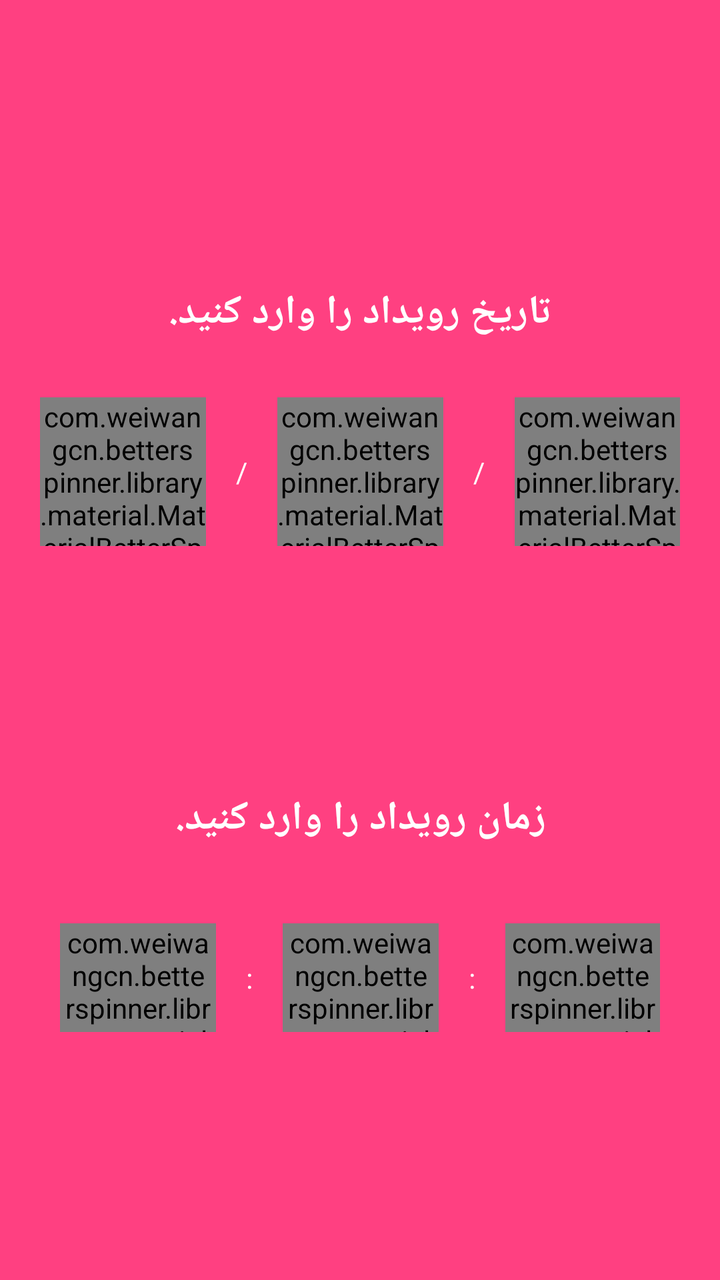
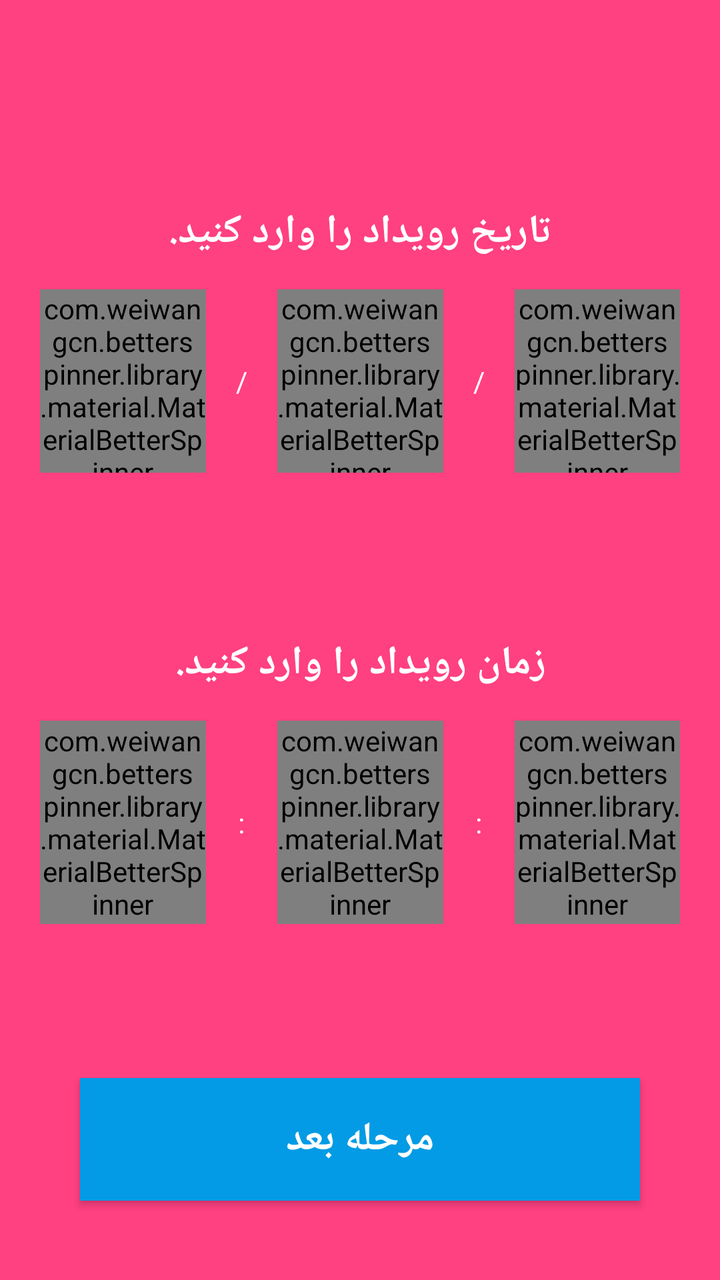

Two renders of the same Android screen: before a commit and after it. Below are the layout's source before the change and the commit's diff.
<!-- AndroidManifest.xml: application theme AppTheme -->
<!-- res/layout/activity_time_date.xml -->
<?xml version="1.0" encoding="utf-8"?>
<RelativeLayout xmlns:android="http://schemas.android.com/apk/res/android"
    xmlns:app="http://schemas.android.com/apk/res-auto"
    xmlns:tools="http://schemas.android.com/tools"
    android:layout_width="match_parent"
    android:layout_height="match_parent"
    android:background="@color/colorAccent"
    android:paddingTop="10dp"
    tools:context=".Report.ActivityTimeDate">

    <LinearLayout
        android:layout_width="match_parent"
        android:layout_height="match_parent"
        android:layout_margin="20dp"
        android:orientation="vertical">
        <TextView
            android:id="@+id/b11"
            android:layout_width="match_parent"
            android:layout_height="match_parent"
            android:layout_below="@+id/ivAttachment"
            android:layout_centerHorizontal="true"
            android:layout_weight="1.2"
            android:gravity="center"
            android:textColor="#fff" />

        <TextView
            android:id="@+id/b1"
            android:layout_width="match_parent"
            android:layout_height="match_parent"
            android:layout_below="@+id/ivAttachment"
            android:layout_centerHorizontal="true"
            android:layout_weight="1.2"
            android:gravity="center"
            android:text="تاریخ رویداد را وارد کنید."
            android:textColor="#fff"
            android:textSize="20dp"
            android:textStyle="bold" />

        <LinearLayout
            android:layout_width="match_parent"
            android:layout_height="match_parent"
            android:layout_weight="1.2"
            android:orientation="horizontal"
            android:paddingBottom="10dp">

            <com.weiwangcn.betterspinner.library.material.MaterialBetterSpinner
                android:id="@+id/year_spinner"
                android:layout_width="match_parent"
                android:layout_height="match_parent"
                android:layout_weight="1"
                android:gravity="center"
                android:hint="سال"
                android:textColor="#ffff"
                android:textColorHighlight="#ffff"
                android:textColorHint="#CFD8DC"
                app:met_floatingLabel="normal" />

            <TextView
                android:id="@+id/blank1"
                android:layout_width="match_parent"
                android:layout_height="match_parent"
                android:layout_below="@+id/ivAttachment"
                android:layout_centerHorizontal="true"
                android:layout_weight="1.2"
                android:gravity="center"
                android:text="/"
                android:textColor="#fff" />

            <com.weiwangcn.betterspinner.library.material.MaterialBetterSpinner
                android:id="@+id/mounth_spinner"
                android:layout_width="match_parent"
                android:layout_height="match_parent"
                android:layout_weight="1"
                android:gravity="center"
                android:hint="ماه"
                android:textColor="#ffff"
                android:textColorHighlight="#ffff"
                android:textColorHint="#CFD8DC"
                app:met_floatingLabel="normal" />

            <TextView
                android:id="@+id/blank2"
                android:layout_width="match_parent"
                android:layout_height="match_parent"
                android:layout_below="@+id/ivAttachment"
                android:layout_centerHorizontal="true"
                android:layout_weight="1.2"
                android:gravity="center"
                android:text="/"
                android:textColor="#fff" />

            <com.weiwangcn.betterspinner.library.material.MaterialBetterSpinner
                android:id="@+id/day_spinner"
                android:layout_width="match_parent"
                android:layout_height="match_parent"
                android:layout_weight="1"
                android:gravity="center"
                android:hint=" روز"
                android:textColor="#ffff"
                android:textColorHighlight="#ffff"
                android:textColorHint="#CFD8DC"
                app:met_floatingLabel="normal" />
        </LinearLayout>

        <TextView
            android:id="@+id/b22"
            android:layout_width="match_parent"
            android:layout_height="match_parent"
            android:layout_below="@+id/ivAttachment"
            android:layout_centerHorizontal="true"
            android:layout_weight="1.2"
            android:gravity="center"
            android:textColor="#fff" />

        <TextView
            android:id="@+id/b2"
            android:layout_width="match_parent"
            android:layout_height="match_parent"
            android:layout_below="@+id/ivAttachment"
            android:layout_centerHorizontal="true"
            android:layout_weight="1.2"
            android:gravity="center"
            android:text="زمان رویداد را وارد کنید."
            android:textColor="#fff"
            android:textSize="20dp"
            android:textStyle="bold" />


        <LinearLayout
            android:layout_width="match_parent"
            android:layout_height="match_parent"
            android:layout_margin="10dp"
            android:layout_weight="1.2"
            android:orientation="horizontal"
            android:paddingBottom="10dp">

            <com.weiwangcn.betterspinner.library.material.MaterialBetterSpinner
                android:id="@+id/hour_spinner"
                android:layout_width="match_parent"
                android:layout_height="match_parent"
                android:layout_weight="1"
                android:gravity="center"
                android:hint="ساعت"
                android:textColor="#ffff"
                android:textColorHighlight="#ffff"
                android:textColorHint="#CFD8DC"
                app:met_floatingLabel="normal" />

            <TextView
                android:id="@+id/blank1"
                android:layout_width="match_parent"
                android:layout_height="match_parent"
                android:layout_below="@+id/ivAttachment"
                android:layout_centerHorizontal="true"
                android:layout_weight="1.2"
                android:gravity="center"
                android:text=":"
                android:textColor="#fff" />

            <com.weiwangcn.betterspinner.library.material.MaterialBetterSpinner
                android:id="@+id/minut_spinner"
                android:layout_width="match_parent"
                android:layout_height="match_parent"
                android:layout_weight="1"
                android:gravity="center"
                android:hint="دقیقه"
                android:textColor="#ffff"
                android:textColorHighlight="#ffff"
                android:textColorHint="#CFD8DC"
                app:met_floatingLabel="normal" />

            <TextView
                android:id="@+id/blank2"
                android:layout_width="match_parent"
                android:layout_height="match_parent"
                android:layout_below="@+id/ivAttachment"
                android:layout_centerHorizontal="true"
                android:layout_weight="1.2"
                android:gravity="center"
                android:text=":"
                android:textColor="#fff" />

            <com.weiwangcn.betterspinner.library.material.MaterialBetterSpinner
                android:id="@+id/secound_spinner"
                android:layout_width="match_parent"
                android:layout_height="match_parent"
                android:layout_weight="1"
                android:gravity="center"
                android:hint="ثانیه"
                android:textColor="#ffff"
                android:textColorHighlight="#ffff"
                android:textColorHint="#CFD8DC"
                app:met_floatingLabel="normal" />
        </LinearLayout>

        <TextView
            android:id="@+id/b3"
            android:layout_width="match_parent"
            android:layout_height="match_parent"
            android:layout_below="@+id/ivAttachment"
            android:layout_centerHorizontal="true"
            android:layout_weight="1.2"
            android:gravity="center"
            android:textColor="#fff" />

    </LinearLayout>

</RelativeLayout>
<!-- resources referenced by this layout -->
<resources>
  <color name="colorAccent">#FF4081</color>
  <style name="AppTheme" parent="Theme.AppCompat.Light.DarkActionBar">
          
          <item name="colorPrimary">@color/colorPrimary</item>
          <item name="colorPrimaryDark">@color/colorPrimaryDark</item>
          <item name="colorAccent">@color/colorAccent</item>
      </style>
  <color name="colorPrimary">#3F51B5</color>
  <color name="colorPrimaryDark">#303F9F</color>
</resources>

<!-- the commit's change to res/layout/activity_time_date.xml (unified diff, before → after) -->
@@ -24,7 +24,7 @@
             android:textColor="#fff" />
 
         <TextView
-            android:id="@+id/b1"
+            android:id="@+id/bbb1"
             android:layout_width="match_parent"
             android:layout_height="match_parent"
             android:layout_below="@+id/ivAttachment"
@@ -39,7 +39,7 @@
         <LinearLayout
             android:layout_width="match_parent"
             android:layout_height="match_parent"
-            android:layout_weight="1.2"
+            android:layout_weight="1.1"
             android:orientation="horizontal"
             android:paddingBottom="10dp">
 
@@ -56,7 +56,7 @@
                 app:met_floatingLabel="normal" />
 
             <TextView
-                android:id="@+id/blank1"
+                android:id="@+id/blank11"
                 android:layout_width="match_parent"
                 android:layout_height="match_parent"
                 android:layout_below="@+id/ivAttachment"
@@ -129,10 +129,8 @@
         <LinearLayout
             android:layout_width="match_parent"
             android:layout_height="match_parent"
-            android:layout_margin="10dp"
-            android:layout_weight="1.2"
-            android:orientation="horizontal"
-            android:paddingBottom="10dp">
+            android:layout_weight="1.1"
+            android:orientation="horizontal">
 
             <com.weiwangcn.betterspinner.library.material.MaterialBetterSpinner
                 android:id="@+id/hour_spinner"
@@ -203,6 +201,20 @@
             android:gravity="center"
             android:textColor="#fff" />
 
+        <Button
+            android:id="@+id/btn_date_next"
+            android:layout_width="match_parent"
+            android:layout_height="match_parent"
+            android:layout_alignParentBottom="true"
+            android:layout_margin="20dp"
+            android:layout_weight="1.1"
+            android:background="#039be5"
+            android:gravity="center"
+            android:text="مرحله بعد"
+            android:textColor="#fff"
+            android:textSize="20sp"
+            android:textStyle="bold" />
+
     </LinearLayout>
 
 </RelativeLayout>
